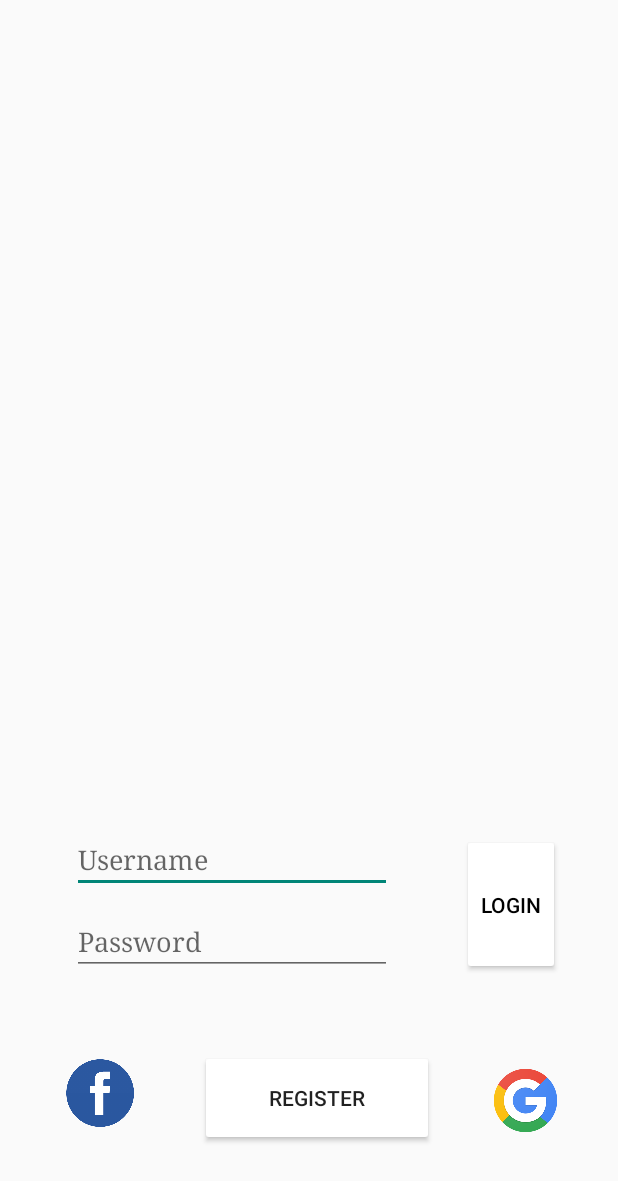
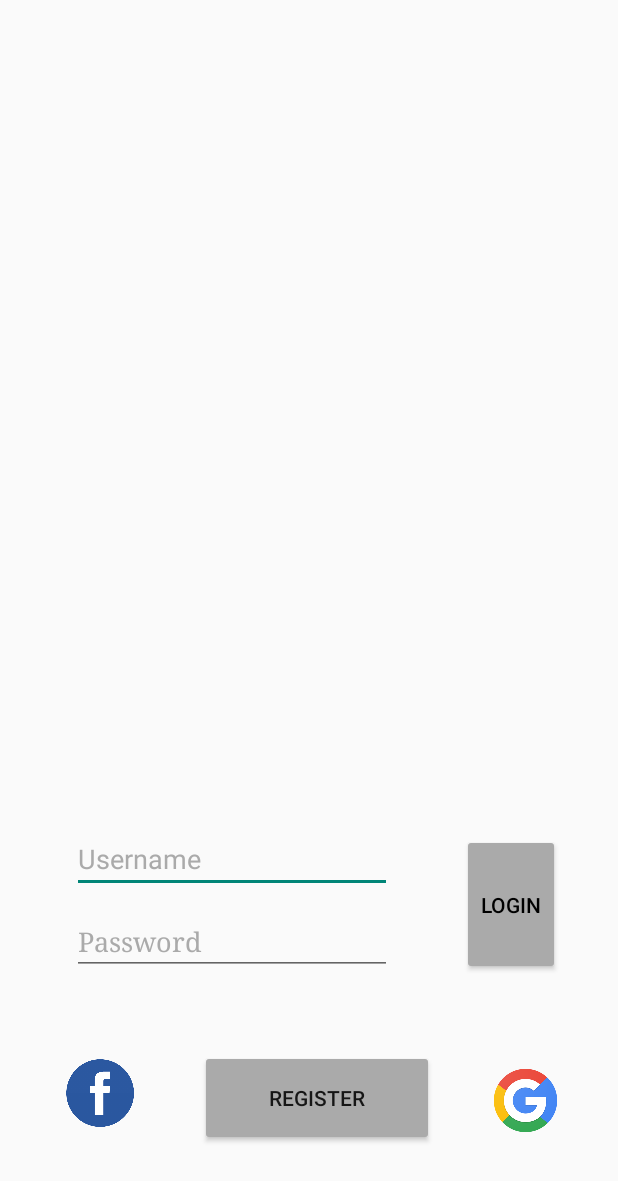
Before and after one commit to filus95/DIMA-Project, an Android app: the screen it shows after launch (LoginActivity), on a phone screen of 412 x 824 dp. Shown: the top 1181 px of the screen. Run offline under Robolectric (Android 15) with nearby library versions, the phone set to English and light mode, and no system bars.

Commit message:
Some fixes on Login Layout

```diff
--- a/EasyLib/app/build.gradle
+++ b/EasyLib/app/build.gradle
@@ -25,4 +25,6 @@ dependencies {
     testImplementation 'junit:junit:4.12'
     androidTestImplementation 'com.android.support.test:runner:1.0.2'
     androidTestImplementation 'com.android.support.test.espresso:espresso-core:3.0.2'
+    implementation 'com.android.support:support-v4:28.0.0'
+    implementation 'com.android.support:design:28.0.0'
 }
--- a/EasyLib/app/src/main/res/layout-normal/login.xml
+++ b/EasyLib/app/src/main/res/layout-normal/login.xml
@@ -11,11 +11,10 @@
         android:layout_height="wrap_content"
         android:layout_marginBottom="10dp"
         android:ems="10"
-        android:fontFamily="serif"
         android:hint="Username"
         android:inputType="textPersonName"
         android:singleLine="true"
-        android:textColor="@android:color/black"
+        android:textColorHint="@android:color/darker_gray"
         app:layout_constraintBottom_toTopOf="@+id/password"
         app:layout_constraintHorizontal_chainStyle="spread"
         app:layout_constraintStart_toStartOf="@+id/password" />
@@ -28,6 +27,7 @@
         android:ems="10"
         android:fontFamily="serif"
         android:hint="Password"
+        android:textColorHint="@android:color/darker_gray"
         android:inputType="textPassword"
         android:singleLine="true"
         android:textColor="@android:color/black"
@@ -43,7 +43,7 @@
         android:layout_height="94dp"
         android:layout_marginStart="8dp"
         android:layout_marginBottom="50dp"
-        android:backgroundTint="@android:color/white"
+        android:backgroundTint="@android:color/darker_gray"
         android:onClick="login"
         android:text="Login"
         android:textColor="@android:color/black"
@@ -57,7 +57,7 @@
         android:layout_width="156dp"
         android:layout_height="64dp"
         android:layout_marginBottom="60dp"
-        android:backgroundTint="@android:color/white"
+        android:backgroundTint="@android:color/darker_gray"
         android:onClick="register"
         android:text="Register"
         app:layout_constraintBottom_toBottomOf="parent"
--- a/EasyLib/build.gradle
+++ b/EasyLib/build.gradle
@@ -7,7 +7,7 @@ buildscript {
         jcenter()
     }
     dependencies {
-        classpath 'com.android.tools.build:gradle:3.2.0'
+        classpath 'com.android.tools.build:gradle:3.2.1'
 
 
         // NOTE: Do not place your application dependencies here; they belong
```
